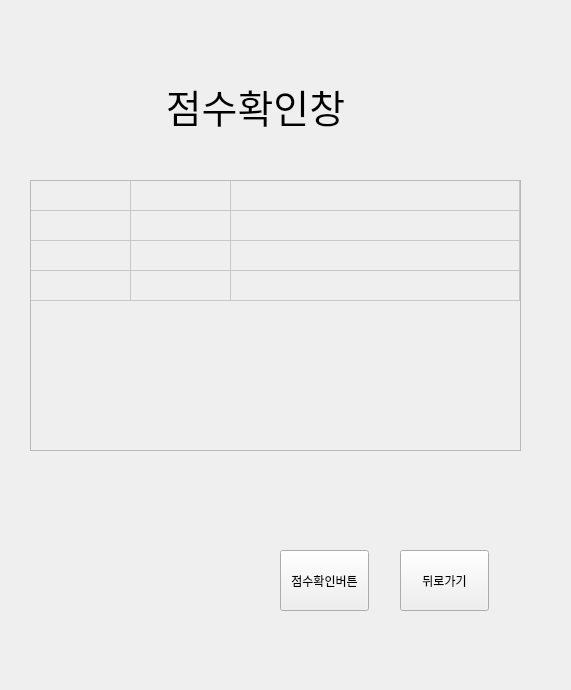
This is teacher_client.ui in Eduappproject/education_application as Qt 5 draws it before an edit. The edited form follows.
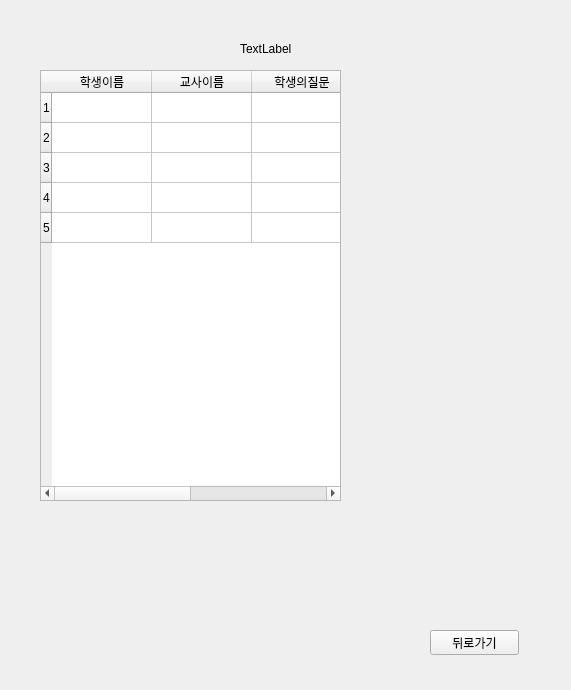
This is the edited form.

Commit message: Q&A창 띄우기위해 UI바꾸고 점수확인창 뒤로가기 안되있어서 그것도 구현해 놨습니

```diff
--- a/teacher_client.ui
+++ b/teacher_client.ui
@@ -19,14 +19,14 @@
   <widget class="QStackedWidget" name="stackedWidget">
    <property name="geometry">
     <rect>
-     <x>0</x>
-     <y>20</y>
+     <x>30</x>
+     <y>30</y>
      <width>531</width>
      <height>641</height>
     </rect>
    </property>
    <property name="currentIndex">
-    <number>7</number>
+    <number>8</number>
    </property>
    <widget class="QWidget" name="page">
     <widget class="QLabel" name="label_3">
@@ -936,6 +936,89 @@
      </property>
     </widget>
    </widget>
+   <widget class="QWidget" name="page_9">
+    <widget class="QTableWidget" name="qnatable">
+     <property name="geometry">
+      <rect>
+       <x>10</x>
+       <y>40</y>
+       <width>301</width>
+       <height>431</height>
+      </rect>
+     </property>
+     <row>
+      <property name="text">
+       <string>1</string>
+      </property>
+     </row>
+     <row>
+      <property name="text">
+       <string>2</string>
+      </property>
+     </row>
+     <row>
+      <property name="text">
+       <string>3</string>
+      </property>
+     </row>
+     <row>
+      <property name="text">
+       <string>4</string>
+      </property>
+     </row>
+     <row>
+      <property name="text">
+       <string>5</string>
+      </property>
+     </row>
+     <column>
+      <property name="text">
+       <string>학생이름</string>
+      </property>
+     </column>
+     <column>
+      <property name="text">
+       <string>교사이름</string>
+      </property>
+     </column>
+     <column>
+      <property name="text">
+       <string>학생의질문</string>
+      </property>
+     </column>
+     <column>
+      <property name="text">
+       <string>교사의답변</string>
+      </property>
+     </column>
+    </widget>
+    <widget class="QLabel" name="qna_pagelabel">
+     <property name="geometry">
+      <rect>
+       <x>210</x>
+       <y>10</y>
+       <width>67</width>
+       <height>17</height>
+      </rect>
+     </property>
+     <property name="text">
+      <string>TextLabel</string>
+     </property>
+    </widget>
+    <widget class="QPushButton" name="qnaback">
+     <property name="geometry">
+      <rect>
+       <x>400</x>
+       <y>600</y>
+       <width>89</width>
+       <height>25</height>
+      </rect>
+     </property>
+     <property name="text">
+      <string>뒤로가기</string>
+     </property>
+    </widget>
+   </widget>
   </widget>
  </widget>
  <resources/>
```
Left out of the diff: 12 changed lines with no effect on the pictures. The commit also changes 1 other file.
